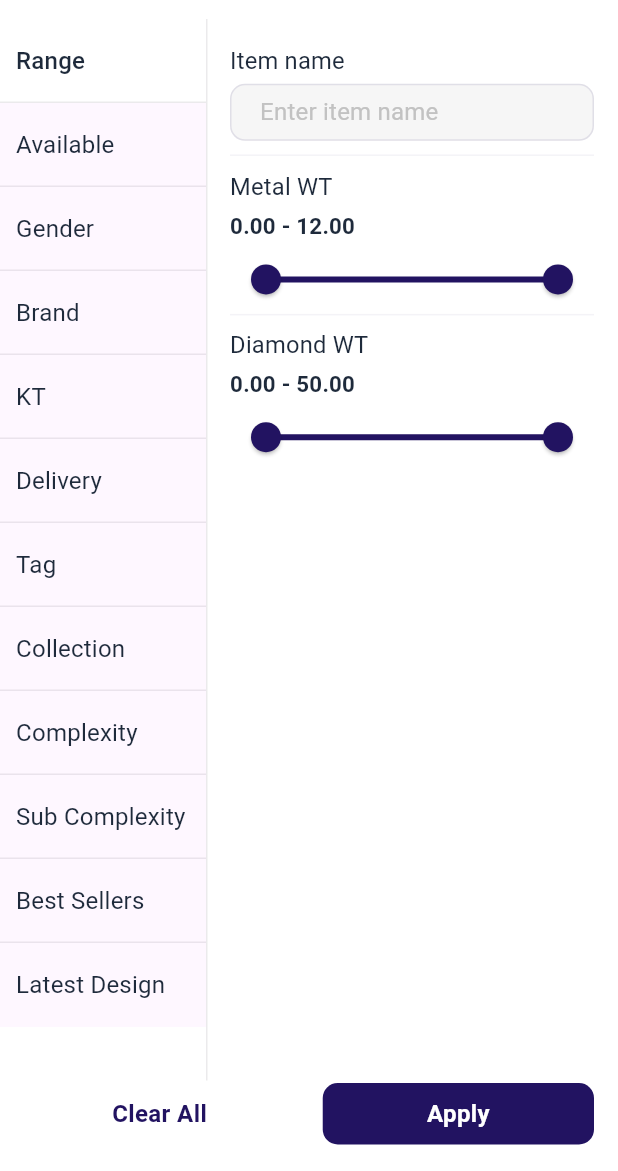
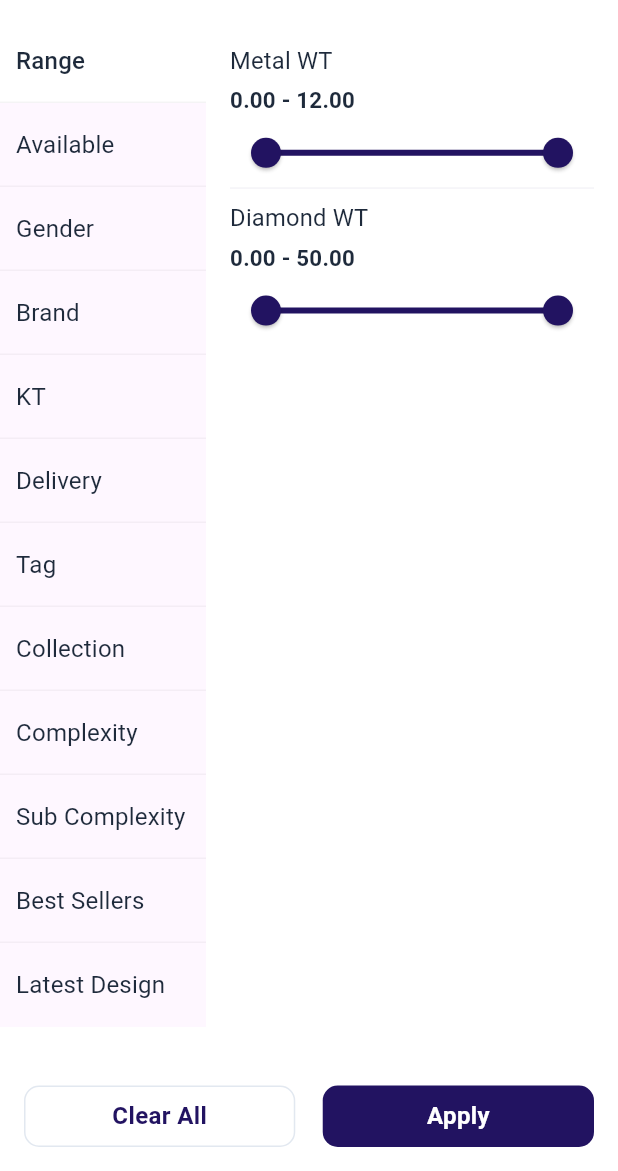
Before and after one commit to pingaksh-tech/pinga-mobile-app, a Flutter app: the FilterScreen screen opened directly, on a phone screen of 412 x 824 dp, the part 65-1236 px from its top. Run offline on Flutter 3.47's test engine with Material 3 defaults, Android fonts, the light colour scheme and no system bars; our stand-ins replace cached_network_image, carousel_slider, connectivity_plus, cookie_jar, device_info_plus, dio and 15 more; accounts and stored records are empty; network calls fail; Roboto replaces fonts that are missing (DmSans); project files that could hold a hidden picture were left out.

Commit message:
filters screen updated

```diff
--- a/lib/res/app_button.dart
+++ b/lib/res/app_button.dart
@@ -244,7 +244,7 @@ class _AppButtonState extends State<AppButton> {
 
   Color? get titleColor {
     if (widget.buttonType == ButtonType.outline) {
-      return Theme.of(context).colorScheme.secondary /*.withOpacity(disableOpacity)*/;
+      return Theme.of(context).colorScheme.primary /*.withOpacity(disableOpacity)*/;
     } else {
       return AppColors.getColorOnBackground(Theme.of(context).primaryColor) /*.withOpacity(disableOpacity)*/;
     }
--- a/lib/view/category/components/category_tile.dart
+++ b/lib/view/category/components/category_tile.dart
@@ -10,6 +10,7 @@ class CategoryTile extends StatelessWidget {
   final String imageUrl;
   final VoidCallback onTap;
   final double? fontSize;
+
   const CategoryTile({
     super.key,
     required this.categoryName,
@@ -26,10 +27,11 @@ class CategoryTile extends StatelessWidget {
       child: Container(
         padding: EdgeInsets.all(defaultPadding / 1.5),
         decoration: BoxDecoration(
-          color: AppColors.primary.withAlpha(10),
+          color: Theme.of(context).colorScheme.surface,
           borderRadius: BorderRadius.circular(
             defaultRadius,
           ),
+          boxShadow: defaultShadowAllSide,
         ),
         child: Row(
           children: [
--- a/lib/view/products/product_screen.dart
+++ b/lib/view/products/product_screen.dart
@@ -20,7 +20,7 @@ class ProductScreen extends StatelessWidget {
   Widget build(BuildContext context) {
     return Obx(
       () => Scaffold(
-        backgroundColor: Theme.of(context).colorScheme.surface,
+        // backgroundColor: Theme.of(context).colorScheme.surface,
         appBar: MyAppBar(
           backgroundColor: Theme.of(context).colorScheme.surface,
           shadowColor: Theme.of(context).scaffoldBackgroundColor.withOpacity(0.3),
@@ -88,7 +88,7 @@ class ProductScreen extends StatelessWidget {
             ),
             Text(
               "Total Products 4150",
-              style: AppTextStyle.subtitleStyle(context),
+              style: Theme.of(context).textTheme.bodyMedium?.copyWith(color: AppColors.subText),
               textAlign: TextAlign.center,
             ).paddingOnly(top: defaultPadding / 3),
 
--- a/lib/view/products/widgets/filter/filter_screen.dart
+++ b/lib/view/products/widgets/filter/filter_screen.dart
@@ -12,6 +12,7 @@ class FilterScreen extends StatelessWidget {
   FilterScreen({super.key});
 
   final FilterController con = Get.put(FilterController());
+  Color get dividerColor => Theme.of(Get.context!).dividerColor.withOpacity(0.08);
 
   @override
   Widget build(BuildContext context) {
@@ -31,7 +32,7 @@ class FilterScreen extends StatelessWidget {
                 itemCount: con.filterTypeList.length,
                 separatorBuilder: (context, index) => Divider(
                   height: 0,
-                  color: Theme.of(context).dividerColor.withOpacity(0.15),
+                  color: dividerColor,
                 ),
                 itemBuilder: (context, index) {
                   return Obx(
@@ -82,7 +83,7 @@ class FilterScreen extends StatelessWidget {
                 },
               ),
             ),
-            VerticalDivider(width: 0, color: Theme.of(context).dividerColor.withOpacity(0.15)),
+            // VerticalDivider(width: 0, color: dividerColor),
             Expanded(
               flex: 2,
               child: switch (con.filterType.value) {
@@ -91,16 +92,13 @@ class FilterScreen extends StatelessWidget {
                     child: Column(
                       crossAxisAlignment: CrossAxisAlignment.start,
                       children: [
-                        Text(
-                          "Item name",
-                          style: Theme.of(context).textTheme.bodyLarge,
-                        ).paddingOnly(bottom: defaultPadding / 5),
-                        AppTextField(
-                          hintText: "Enter item name",
-                          controller: con.itemNameCon.value,
-                          contentPadding: EdgeInsets.symmetric(horizontal: defaultPadding, vertical: defaultPadding / 2),
-                        ),
-                        Divider(height: defaultPadding * 1.2),
+                        // AppTextField(
+                        //   title: "Item name",
+                        //   hintText: "Enter item name",
+                        //   controller: con.itemNameCon.value,
+                        //   contentPadding: EdgeInsets.symmetric(horizontal: defaultPadding, vertical: defaultPadding / 2),
+                        // ),
+                        // Divider(height: defaultPadding * 1.2),
                         Text(
                           "Metal WT",
                           style: Theme.of(context).textTheme.bodyLarge,
@@ -230,16 +228,11 @@ class FilterScreen extends StatelessWidget {
           child: Row(
             children: [
               Expanded(
-                child: InkWell(
-                  borderRadius: BorderRadius.circular(defaultRadius),
-                  child: Text(
-                    "Clear All",
-                    textAlign: TextAlign.center,
-                    style: AppTextStyle.appButtonStyle(context).copyWith(color: Theme.of(context).primaryColor),
-                  ).paddingSymmetric(vertical: defaultPadding / 1.5),
-                  onTap: () {
-                    con.clearAllFilters();
-                  },
+                child: AppButton(
+                  height: 30.h,
+                  title: "Clear All",
+                  buttonType: ButtonType.outline,
+                  onPressed: () => con.clearAllFilters(),
                 ),
               ),
               defaultPadding.horizontalSpace,
```
Also changed, not shown: lib/theme/app_style.dart (+18 -0 lines), lib/view/category/category_screen.dart (+11 -4 lines), lib/widgets/product_tile.dart (+6 -12 lines).
